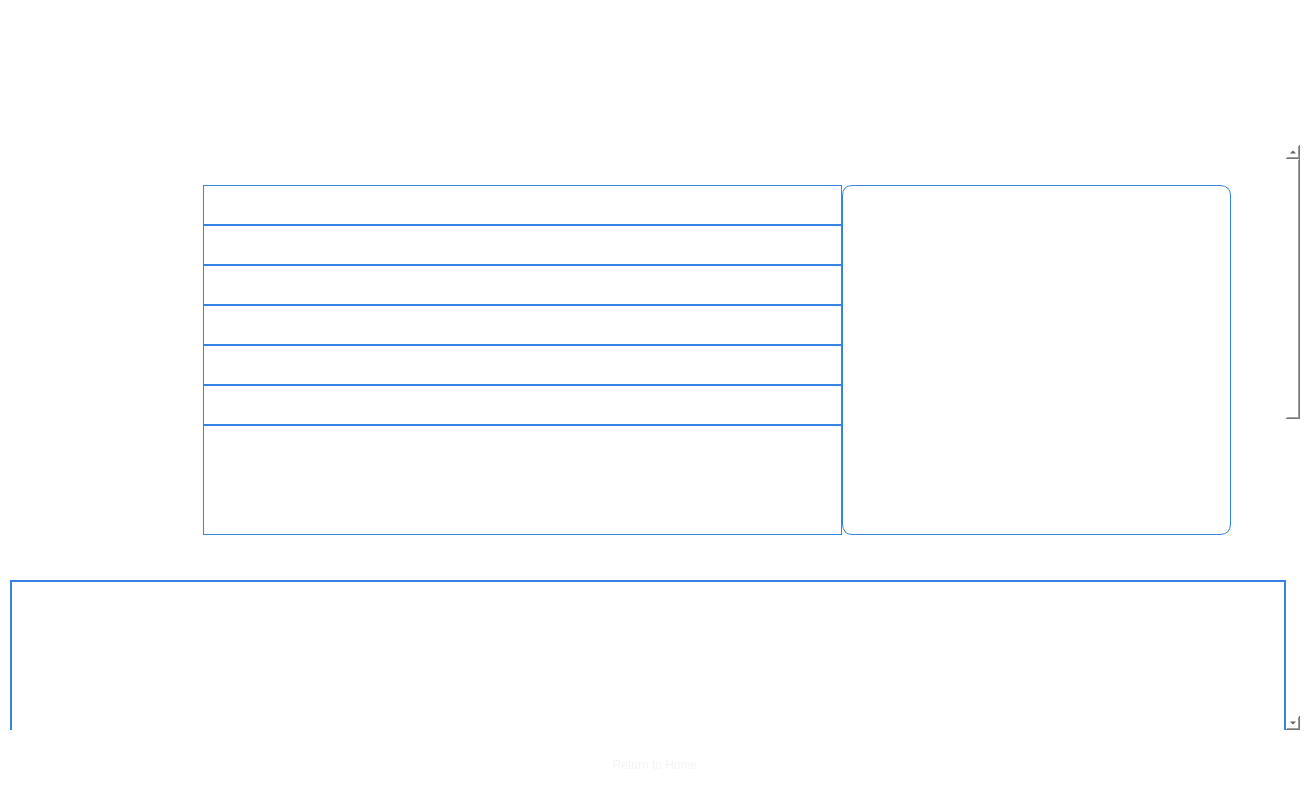
Above: forms/Page_6.ui from apollo-k22/FaceAI-Product before the change. Below: the same form after it.
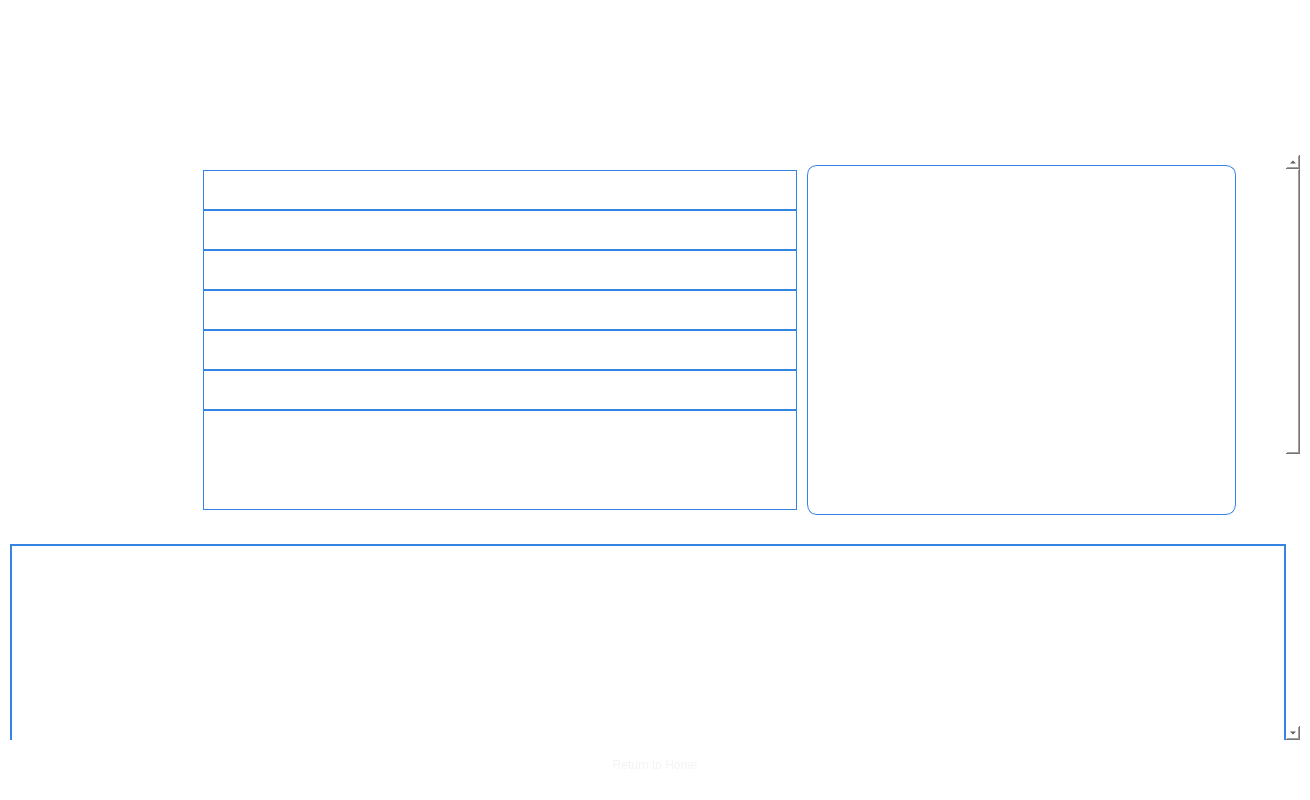
That is the form after the change. Icons and pictures are not drawn.

Diff of the .ui file:
```diff
--- a/forms/Page_6.ui
+++ b/forms/Page_6.ui
@@ -10,17 +10,8 @@
     <height>800</height>
    </rect>
   </property>
-  <property name="sizePolicy">
-   <sizepolicy hsizetype="Expanding" vsizetype="Expanding">
-    <horstretch>0</horstretch>
-    <verstretch>0</verstretch>
-   </sizepolicy>
-  </property>
   <property name="styleSheet">
    <string notr="true">background:transparent;
-      background-repeat: no-repeat;
-      background-position: center;
-    
 border:none;</string>
   </property>
   <layout class="QVBoxLayout" name="verticalLayout_2">
@@ -40,7 +31,7 @@
     <number>10</number>
    </property>
    <item>
-    <layout class="QVBoxLayout" name="verticalLayout_6">
+    <layout class="QVBoxLayout" name="verticalLayout">
      <property name="spacing">
       <number>0</number>
      </property>
@@ -81,15 +72,20 @@
            <height>60</height>
           </size>
          </property>
+         <property name="baseSize">
+          <size>
+           <width>200</width>
+           <height>100</height>
+          </size>
+         </property>
          <property name="styleSheet">
-          <string notr="true">image:url(&quot;:/newProfix/FaceAI-Logo.png&quot;);
-background:transparent;</string>
+          <string notr="true">background:transparent;</string>
          </property>
          <property name="text">
           <string/>
          </property>
          <property name="pixmap">
-          <pixmap resource="../images/images.qrc">:/newPrefix/FaceAI-Logo.png</pixmap>
+          <pixmap>../images/FaceAI-Logo.png</pixmap>
          </property>
          <property name="scaledContents">
           <bool>true</bool>
@@ -112,7 +108,7 @@
       </layout>
      </item>
      <item>
-      <layout class="QHBoxLayout" name="header_layout" stretch="0,0,0">
+      <layout class="QHBoxLayout" name="header_layout" stretch="0">
        <property name="spacing">
         <number>0</number>
        </property>
@@ -123,10 +119,35 @@
         <number>10</number>
        </property>
        <property name="rightMargin">
+        <number>0</number>
+       </property>
+       <item>
+        <layout class="QVBoxLayout" name="verticalLayout_6">
+         <property name="spacing">
+          <number>0</number>
+         </property>
+         <property name="leftMargin">
+          <number>0</number>
+         </property>
+         <property name="topMargin">
+          <number>0</number>
+         </property>
+         <property name="rightMargin">
+          <number>0</number>
+         </property>
+         <property name="bottomMargin">
         <number>0</number>
        </property>
        <item>
         <layout class="QHBoxLayout" name="horizontalLayout_4">
+           <property name="rightMargin">
+            <number>0</number>
+           </property>
+           <property name="bottomMargin">
+            <number>10</number>
+           </property>
+           <item>
+            <layout class="QHBoxLayout" name="horizontalLayout">
          <property name="spacing">
           <number>0</number>
          </property>
@@ -136,7 +157,7 @@
          <item>
           <widget class="QPushButton" name="btnGoBack">
            <property name="sizePolicy">
-            <sizepolicy hsizetype="Preferred" vsizetype="Preferred">
+                <sizepolicy hsizetype="Fixed" vsizetype="Fixed">
              <horstretch>0</horstretch>
              <verstretch>0</verstretch>
             </sizepolicy>
@@ -157,16 +178,18 @@
             <cursorShape>PointingHandCursor</cursorShape>
            </property>
            <property name="styleSheet">
-            <string notr="true">border-radius: 10px;
-border: 1px solid white;
+                <string notr="true">background-size: cover;
+background-repeat: no-repeat;
+background-color: rgb(127, 0, 226);
+border-radius: 10px;
 background:transparent;</string>
            </property>
            <property name="text">
             <string/>
            </property>
            <property name="icon">
-            <iconset resource="../images/images.qrc">
-             <normaloff>:/newPrefix/icon-back2.png</normaloff>:/newPrefix/icon-back2.png</iconset>
+                <iconset>
+                 <normaloff>../images/icon-back2.png</normaloff>../images/icon-back2.png</iconset>
            </property>
            <property name="iconSize">
             <size>
@@ -179,12 +202,7 @@
         </layout>
        </item>
        <item>
-        <layout class="QHBoxLayout" name="horizontalLayout_6">
-         <property name="leftMargin">
-          <number>105</number>
-         </property>
-         <item>
-          <spacer name="horizontalSpacer">
+            <spacer name="horizontalSpacer_2">
            <property name="orientation">
             <enum>Qt::Horizontal</enum>
            </property>
@@ -224,7 +242,7 @@
           </widget>
          </item>
          <item>
-          <spacer name="horizontalSpacer_4">
+            <spacer name="horizontalSpacer">
            <property name="orientation">
             <enum>Qt::Horizontal</enum>
            </property>
@@ -236,46 +254,20 @@
            </property>
           </spacer>
          </item>
-        </layout>
-       </item>
-       <item>
-        <layout class="QHBoxLayout" name="generate_button_layout" stretch="0,0">
-         <property name="spacing">
-          <number>0</number>
-         </property>
-         <property name="bottomMargin">
-          <number>0</number>
-         </property>
          <item>
           <widget class="QPushButton" name="btnExportPdf">
-           <property name="sizePolicy">
-            <sizepolicy hsizetype="Fixed" vsizetype="Fixed">
-             <horstretch>0</horstretch>
-             <verstretch>0</verstretch>
-            </sizepolicy>
-           </property>
            <property name="minimumSize">
             <size>
              <width>150</width>
-             <height>0</height>
-            </size>
-           </property>
-           <property name="maximumSize">
+               <height>42</height>
+              </size>
+             </property>
+             <property name="baseSize">
             <size>
              <width>150</width>
              <height>42</height>
             </size>
            </property>
-           <property name="font">
-            <font>
-             <pointsize>12</pointsize>
-             <weight>75</weight>
-             <bold>true</bold>
-            </font>
-           </property>
-           <property name="cursor">
-            <cursorShape>PointingHandCursor</cursorShape>
-           </property>
            <property name="styleSheet">
             <string notr="true">border-radius: 10px;
 color: white;
@@ -290,7 +282,7 @@
           </widget>
          </item>
          <item>
-          <spacer name="horizontalSpacer_2">
+            <spacer name="horizontalSpacer_4">
            <property name="orientation">
             <enum>Qt::Horizontal</enum>
            </property>
@@ -300,10 +292,12 @@
            <property name="sizeHint" stdset="0">
             <size>
              <width>40</width>
-             <height>25</height>
+               <height>20</height>
             </size>
            </property>
           </spacer>
+           </item>
+          </layout>
          </item>
         </layout>
        </item>
@@ -314,6 +308,9 @@
        <property name="verticalScrollBarPolicy">
         <enum>Qt::ScrollBarAsNeeded</enum>
        </property>
+       <property name="sizeAdjustPolicy">
+        <enum>QAbstractScrollArea::AdjustIgnored</enum>
+       </property>
        <property name="widgetResizable">
         <bool>true</bool>
        </property>
@@ -324,13 +321,14 @@
         <property name="geometry">
          <rect>
           <x>0</x>
-          <y>-685</y>
+          <y>0</y>
           <width>1271</width>
-          <height>1261</height>
+          <height>1180</height>
          </rect>
         </property>
         <property name="styleSheet">
-         <string notr="true">background:transparent;</string>
+         <string notr="true">background:transparent;
+</string>
         </property>
         <layout class="QVBoxLayout" name="verticalLayout_3" stretch="0">
          <property name="spacing">
@@ -349,18 +347,7 @@
           <number>0</number>
          </property>
          <item>
-          <layout class="QVBoxLayout" name="verticalLayout">
-           <property name="spacing">
-            <number>0</number>
-           </property>
-           <item>
-            <layout class="QVBoxLayout" name="verticalLayout_5">
-             <property name="spacing">
-              <number>0</number>
-             </property>
-             <property name="topMargin">
-              <number>10</number>
-             </property>
+          <layout class="QVBoxLayout" name="verticalLayout_8">
              <item>
               <layout class="QVBoxLayout" name="full_form_layout">
                <property name="spacing">
@@ -370,43 +357,30 @@
                 <number>0</number>
                </property>
                <property name="topMargin">
-                <number>15</number>
+              <number>0</number>
                </property>
                <property name="rightMargin">
                 <number>0</number>
                </property>
                <property name="bottomMargin">
-                <number>15</number>
+              <number>0</number>
                </property>
                <item>
-                <spacer name="verticalSpacer">
-                 <property name="orientation">
-                  <enum>Qt::Vertical</enum>
-                 </property>
-                 <property name="sizeHint" stdset="0">
-                  <size>
-                   <width>20</width>
-                   <height>40</height>
-                  </size>
-                 </property>
-                </spacer>
-               </item>
-               <item>
-                <layout class="QHBoxLayout" name="horizontalLayout_2" stretch="0,2,1,0">
+              <layout class="QHBoxLayout" name="horizontalLayout_2" stretch="0,0,1,0">
                  <property name="leftMargin">
-                  <number>15</number>
+                <number>10</number>
                  </property>
                  <property name="topMargin">
-                  <number>15</number>
+                <number>10</number>
                  </property>
                  <property name="rightMargin">
-                  <number>15</number>
+                <number>10</number>
                  </property>
                  <property name="bottomMargin">
-                  <number>15</number>
+                <number>10</number>
                  </property>
                  <item>
-                  <spacer name="horizontalSpacer_8">
+                <spacer name="horizontalSpacer_7">
                    <property name="orientation">
                     <enum>Qt::Horizontal</enum>
                    </property>
@@ -418,6 +392,8 @@
                    </property>
                   </spacer>
                  </item>
+               <item>
+                <layout class="QVBoxLayout" name="verticalLayout_5">
                  <item>
                   <layout class="QFormLayout" name="formLayout">
                    <property name="fieldGrowthPolicy">
@@ -426,6 +402,18 @@
                    <property name="rowWrapPolicy">
                     <enum>QFormLayout::DontWrapRows</enum>
                    </property>
+                   <property name="leftMargin">
+                    <number>5</number>
+                   </property>
+                   <property name="topMargin">
+                    <number>5</number>
+                   </property>
+                   <property name="rightMargin">
+                    <number>10</number>
+                   </property>
+                   <property name="bottomMargin">
+                    <number>5</number>
+                   </property>
                    <item row="0" column="0">
                     <widget class="QLabel" name="label">
                      <property name="sizePolicy">
@@ -449,6 +437,36 @@
                      </property>
                     </widget>
                    </item>
+                   <item row="0" column="1">
+                    <widget class="QLabel" name="lblProbeId">
+                     <property name="sizePolicy">
+                      <sizepolicy hsizetype="Expanding" vsizetype="Preferred">
+                       <horstretch>0</horstretch>
+                       <verstretch>0</verstretch>
+                      </sizepolicy>
+                     </property>
+                     <property name="minimumSize">
+                      <size>
+                       <width>594</width>
+                       <height>40</height>
+                      </size>
+                     </property>
+                     <property name="baseSize">
+                      <size>
+                       <width>400</width>
+                       <height>40</height>
+                      </size>
+                     </property>
+                     <property name="styleSheet">
+                      <string notr="true">border: 1px solid rgb(53, 132, 228);
+color: white;
+background:transparent;</string>
+                     </property>
+                     <property name="text">
+                      <string/>
+                     </property>
+                    </widget>
+                   </item>
                    <item row="1" column="0">
                     <widget class="QLabel" name="label_2">
                      <property name="sizePolicy">
@@ -483,6 +501,30 @@
                      </property>
                     </widget>
                    </item>
+                   <item row="2" column="1">
+                    <widget class="QLabel" name="lblTimeOfReportGeneration">
+                     <property name="sizePolicy">
+                      <sizepolicy hsizetype="Expanding" vsizetype="Preferred">
+                       <horstretch>0</horstretch>
+                       <verstretch>0</verstretch>
+                      </sizepolicy>
+                     </property>
+                     <property name="minimumSize">
+                      <size>
+                       <width>0</width>
+                       <height>40</height>
+                      </size>
+                     </property>
+                     <property name="styleSheet">
+                      <string notr="true">background:transparent;
+border: 1px solid rgb(53, 132, 228);
+color: white;</string>
+                     </property>
+                     <property name="text">
+                      <string/>
+                     </property>
+                    </widget>
+                   </item>
                    <item row="3" column="0">
                     <widget class="QLabel" name="label_4">
                      <property name="sizePolicy">
@@ -500,7 +542,25 @@
                      </property>
                     </widget>
                    </item>
-                   <item row="4" column="0">
+                   <item row="3" column="1">
+                    <widget class="QLabel" name="lblCaseNumber">
+                     <property name="minimumSize">
+                      <size>
+                       <width>0</width>
+                       <height>40</height>
+                      </size>
+                     </property>
+                     <property name="styleSheet">
+                      <string notr="true">background:transparent;
+border: 1px solid rgb(53, 132, 228);
+color: white;</string>
+                     </property>
+                     <property name="text">
+                      <string/>
+                     </property>
+                    </widget>
+                   </item>
+                   <item row="6" column="0">
                     <widget class="QLabel" name="label_6">
                      <property name="sizePolicy">
                       <sizepolicy hsizetype="Expanding" vsizetype="Expanding">
@@ -517,7 +577,25 @@
                      </property>
                     </widget>
                    </item>
-                   <item row="5" column="0">
+                   <item row="6" column="1">
+                    <widget class="QLabel" name="lblExaminerNo">
+                     <property name="minimumSize">
+                      <size>
+                       <width>0</width>
+                       <height>40</height>
+                      </size>
+                     </property>
+                     <property name="styleSheet">
+                      <string notr="true">background:transparent;
+border: 1px solid rgb(53, 132, 228);
+color: white;</string>
+                     </property>
+                     <property name="text">
+                      <string/>
+                     </property>
+                    </widget>
+                   </item>
+                   <item row="7" column="0">
                     <widget class="QLabel" name="label_5">
                      <property name="sizePolicy">
                       <sizepolicy hsizetype="Expanding" vsizetype="Expanding">
@@ -534,7 +612,25 @@
                      </property>
                     </widget>
                    </item>
-                   <item row="6" column="0">
+                   <item row="7" column="1">
+                    <widget class="QLabel" name="lblExaminerName">
+                     <property name="minimumSize">
+                      <size>
+                       <width>0</width>
+                       <height>40</height>
+                      </size>
+                     </property>
+                     <property name="styleSheet">
+                      <string notr="true">background:transparent;
+border: 1px solid rgb(53, 132, 228);
+color: white;</string>
+                     </property>
+                     <property name="text">
+                      <string/>
+                     </property>
+                    </widget>
+                   </item>
+                   <item row="8" column="0">
                     <widget class="QLabel" name="label_7">
                      <property name="sizePolicy">
                       <sizepolicy hsizetype="Expanding" vsizetype="Expanding">
@@ -551,47 +647,17 @@
                      </property>
                     </widget>
                    </item>
-                   <item row="0" column="1">
-                    <widget class="QLabel" name="lblProbeId">
-                     <property name="minimumSize">
-                      <size>
-                       <width>0</width>
-                       <height>40</height>
-                      </size>
-                     </property>
-                     <property name="styleSheet">
-                      <string notr="true">background:transparent;
-border: 1px solid rgb(53, 132, 228);
-color: white;</string>
-                     </property>
-                     <property name="text">
-                      <string/>
-                     </property>
-                    </widget>
-                   </item>
                    <item row="1" column="1">
                     <widget class="QLabel" name="lblProbeResult">
-                     <property name="minimumSize">
-                      <size>
-                       <width>0</width>
-                       <height>40</height>
-                      </size>
+                     <property name="sizePolicy">
+                      <sizepolicy hsizetype="Expanding" vsizetype="Preferred">
+                       <horstretch>0</horstretch>
+                       <verstretch>0</verstretch>
+                      </sizepolicy>
                      </property>
-                     <property name="styleSheet">
-                      <string notr="true">background:transparent;
-border: 1px solid rgb(53, 132, 228);
-color: white;</string>
-                     </property>
-                     <property name="text">
-                      <string/>
-                     </property>
-                    </widget>
-                   </item>
-                   <item row="2" column="1">
-                    <widget class="QLabel" name="lblTimeOfReportGeneration">
                      <property name="minimumSize">
                       <size>
-                       <width>0</width>
+                       <width>594</width>
                        <height>40</height>
                       </size>
                      </property>
@@ -605,64 +671,10 @@
                      </property>
                     </widget>
                    </item>
-                   <item row="3" column="1">
-                    <widget class="QLabel" name="lblCaseNumber">
-                     <property name="minimumSize">
-                      <size>
-                       <width>0</width>
-                       <height>40</height>
-                      </size>
-                     </property>
-                     <property name="styleSheet">
-                      <string notr="true">background:transparent;
-border: 1px solid rgb(53, 132, 228);
-color: white;</string>
-                     </property>
-                     <property name="text">
-                      <string/>
-                     </property>
-                    </widget>
-                   </item>
-                   <item row="4" column="1">
-                    <widget class="QLabel" name="lblExaminerNo">
-                     <property name="minimumSize">
-                      <size>
-                       <width>0</width>
-                       <height>40</height>
-                      </size>
-                     </property>
-                     <property name="styleSheet">
-                      <string notr="true">background:transparent;
-border: 1px solid rgb(53, 132, 228);
-color: white;</string>
-                     </property>
-                     <property name="text">
-                      <string/>
-                     </property>
-                    </widget>
-                   </item>
-                   <item row="5" column="1">
-                    <widget class="QLabel" name="lblExaminerName">
-                     <property name="minimumSize">
-                      <size>
-                       <width>0</width>
-                       <height>40</height>
-                      </size>
-                     </property>
-                     <property name="styleSheet">
-                      <string notr="true">background:transparent;
-border: 1px solid rgb(53, 132, 228);
-color: white;</string>
-                     </property>
-                     <property name="text">
-                      <string/>
-                     </property>
-                    </widget>
-                   </item>
-                   <item row="6" column="1">
+                   <item row="8" column="1">
                     <widget class="QTextEdit" name="teditRemarks">
                      <property name="enabled">
-                      <bool>false</bool>
+                      <bool>true</bool>
                      </property>
                      <property name="styleSheet">
                       <string notr="true">color: rgb(255, 255, 255);
@@ -670,21 +682,26 @@
     font-family: Arial;
     background-color: #3E536A;
     background:transparent;
-    border: 1px solid rgb(53, 132, 228);
-</string>
+    border: 1px solid rgb(53, 132, 228);</string>
                      </property>
                      <property name="readOnly">
                       <bool>true</bool>
                      </property>
+                     <property name="html">
+                      <string>&lt;!DOCTYPE HTML PUBLIC &quot;-//W3C//DTD HTML 4.0//EN&quot; &quot;http://www.w3.org/TR/REC-html40/strict.dtd&quot;&gt;
+&lt;html&gt;&lt;head&gt;&lt;meta name=&quot;qrichtext&quot; content=&quot;1&quot; /&gt;&lt;style type=&quot;text/css&quot;&gt;
+p, li { white-space: pre-wrap; }
+&lt;/style&gt;&lt;/head&gt;&lt;body style=&quot; font-family:'Arial'; font-size:14pt; font-weight:400; font-style:normal;&quot;&gt;
+&lt;p style=&quot;-qt-paragraph-type:empty; margin-top:0px; margin-bottom:0px; margin-left:0px; margin-right:0px; -qt-block-indent:0; text-indent:0px; font-size:12pt;&quot;&gt;&lt;br /&gt;&lt;/p&gt;&lt;/body&gt;&lt;/html&gt;</string>
+                     </property>
                     </widget>
                    </item>
                   </layout>
                  </item>
+                </layout>
+               </item>
                  <item>
-                  <layout class="QVBoxLayout" name="verticalLayout_4">
-                   <property name="spacing">
-                    <number>0</number>
-                   </property>
+                <layout class="QVBoxLayout" name="verticalLayout_4" stretch="2">
                    <item>
                     <widget class="QLabel" name="lblSubjectImage">
                      <property name="sizePolicy">
@@ -706,24 +723,27 @@
                       </size>
                      </property>
                      <property name="styleSheet">
-                      <string notr="true">background-color: #34557a;
+                    <string notr="true">background:transparent;
 background-size: cover;
 background-repeat: no-repeat;
 background-position: center;
 background-attachment: fixed;
 border-radius: 10px;
-background:transparent;
-border: 1px solid rgb(53, 132, 228);</string>
+border: 1px solid rgb(53, 132, 228);
+</string>
                      </property>
                      <property name="text">
                       <string/>
                      </property>
+                   <property name="alignment">
+                    <set>Qt::AlignCenter</set>
+                   </property>
                     </widget>
                    </item>
                   </layout>
                  </item>
                  <item>
-                  <spacer name="horizontalSpacer_7">
+                <spacer name="horizontalSpacer_6">
                    <property name="orientation">
                     <enum>Qt::Horizontal</enum>
                    </property>
@@ -737,21 +757,6 @@
                  </item>
                 </layout>
                </item>
-               <item>
-                <spacer name="verticalSpacer_2">
-                 <property name="orientation">
-                  <enum>Qt::Vertical</enum>
-                 </property>
-                 <property name="sizeHint" stdset="0">
-                  <size>
-                   <width>20</width>
-                   <height>40</height>
-                  </size>
-                 </property>
-                </spacer>
-               </item>
-               <item>
-                <layout class="QHBoxLayout" name="horizontalLayout">
                  <item>
                   <widget class="QLabel" name="lblMatchedDescription">
                    <property name="sizePolicy">
@@ -760,32 +765,17 @@
                      <verstretch>0</verstretch>
                     </sizepolicy>
                    </property>
-                   <property name="minimumSize">
-                    <size>
-                     <width>0</width>
-                     <height>30</height>
-                    </size>
-                   </property>
-                   <property name="maximumSize">
-                    <size>
-                     <width>16777215</width>
-                     <height>30</height>
-                    </size>
-                   </property>
-                   <property name="baseSize">
-                    <size>
-                     <width>0</width>
-                     <height>30</height>
-                    </size>
-                   </property>
                    <property name="font">
                     <font>
+                 <family>Arial</family>
                      <pointsize>12</pointsize>
+                 <weight>75</weight>
+                 <bold>true</bold>
                     </font>
                    </property>
                    <property name="styleSheet">
-                    <string notr="true">background:transparent;
-color: rgb(255, 255, 255);</string>
+                <string notr="true">color: rgb(255, 255, 255);
+background:transparent;</string>
                    </property>
                    <property name="text">
                     <string>The subject photo has matched to the following target photos. Respective facial recognition similarity scores are attached herewith.</string>
@@ -802,7 +792,7 @@
                  <property name="minimumSize">
                   <size>
                    <width>0</width>
-                   <height>450</height>
+               <height>400</height>
                   </size>
                  </property>
                  <property name="maximumSize">
@@ -823,22 +813,38 @@
                    <rect>
                     <x>0</x>
                     <y>0</y>
-                    <width>1263</width>
-                    <height>448</height>
-                   </rect>
-                  </property>
-                  <property name="styleSheet">
-                   <string notr="true">background:transparent;</string>
-                  </property>
-                  <layout class="QVBoxLayout" name="verticalLayout_32">
+                <width>1267</width>
+                <height>398</height>
+               </rect>
+              </property>
+              <property name="sizePolicy">
+               <sizepolicy hsizetype="Preferred" vsizetype="Preferred">
+                <horstretch>0</horstretch>
+                <verstretch>3</verstretch>
+               </sizepolicy>
+              </property>
+              <layout class="QVBoxLayout" name="scroll_layout_widget">
+               <item>
+                <layout class="QVBoxLayout" name="report_layout">
+                 <property name="sizeConstraint">
+                  <enum>QLayout::SetDefaultConstraint</enum>
+                 </property>
+                 <property name="bottomMargin">
+                  <number>0</number>
+                 </property>
                    <item>
                     <layout class="QVBoxLayout" name="vlyTargetResults">
+                   <property name="spacing">
+                    <number>0</number>
+                   </property>
                      <property name="topMargin">
-                      <number>15</number>
+                    <number>0</number>
                      </property>
                      <property name="bottomMargin">
-                      <number>15</number>
-                     </property>
+                    <number>0</number>
+                   </property>
+                  </layout>
+                 </item>
                     </layout>
                    </item>
                   </layout>
@@ -863,11 +869,11 @@
                     </font>
                    </property>
                    <property name="styleSheet">
-                    <string notr="true">background:transparent;
-color: rgb(255, 255, 255);</string>
+                <string notr="true">color: rgb(255, 255, 255);
+background:transparent;</string>
                    </property>
                    <property name="text">
-                    <string>        Facial Recognition JSON results</string>
+                <string>      Facial Recognition JSON results</string>
                    </property>
                   </widget>
                  </item>
@@ -908,7 +914,7 @@
                      <rect>
                       <x>0</x>
                       <y>0</y>
-                      <width>1263</width>
+                  <width>1267</width>
                       <height>300</height>
                      </rect>
                     </property>
@@ -918,43 +924,30 @@
                       <verstretch>0</verstretch>
                      </sizepolicy>
                     </property>
-                    <property name="minimumSize">
-                     <size>
-                      <width>0</width>
-                      <height>110</height>
-                     </size>
-                    </property>
                     <layout class="QVBoxLayout" name="verticalLayout_21">
                      <item>
                       <widget class="QTextEdit" name="teditJsonResult">
-                       <property name="minimumSize">
-                        <size>
-                         <width>0</width>
-                         <height>164</height>
-                        </size>
+                   <property name="enabled">
+                    <bool>true</bool>
                        </property>
                        <property name="styleSheet">
-                        <string notr="true">background: transparent;
+                    <string notr="true">background:transparent;
 border-radius: 10px;
 border: 1px solid rgb(53, 132, 228);
 color: rgb(255,255,255);
 font: 12pt &quot;Arial&quot;;</string>
                        </property>
-                       <property name="inputMethodHints">
-                        <set>Qt::ImhMultiLine</set>
-                       </property>
                        <property name="sizeAdjustPolicy">
                         <enum>QAbstractScrollArea::AdjustToContents</enum>
                        </property>
+                   <property name="text" stdset="0">
+                    <string/>
+                   </property>
                       </widget>
                      </item>
                     </layout>
                    </widget>
                   </widget>
-                 </item>
-                </layout>
-               </item>
-              </layout>
              </item>
             </layout>
            </item>
@@ -970,7 +963,7 @@
         <number>0</number>
        </property>
        <property name="topMargin">
-        <number>10</number>
+        <number>0</number>
        </property>
        <property name="bottomMargin">
         <number>0</number>
@@ -980,9 +973,6 @@
          <property name="spacing">
           <number>0</number>
          </property>
-         <property name="bottomMargin">
-          <number>0</number>
-         </property>
          <item>
           <spacer name="horizontalSpacer_11">
            <property name="orientation">
```
Lines whose indentation alone changed are shown as unchanged.
